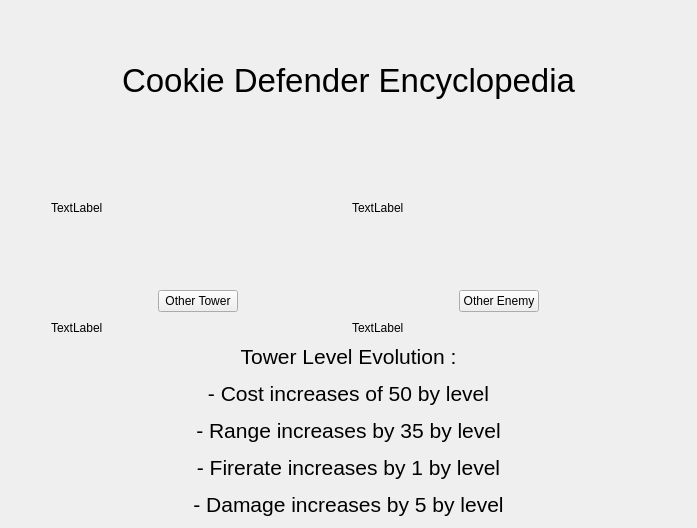
Before: the Qt Designer form cookie_defender/formEncyclo.ui in JorisMonnet/Cookie_Defender, drawn with Qt 5.
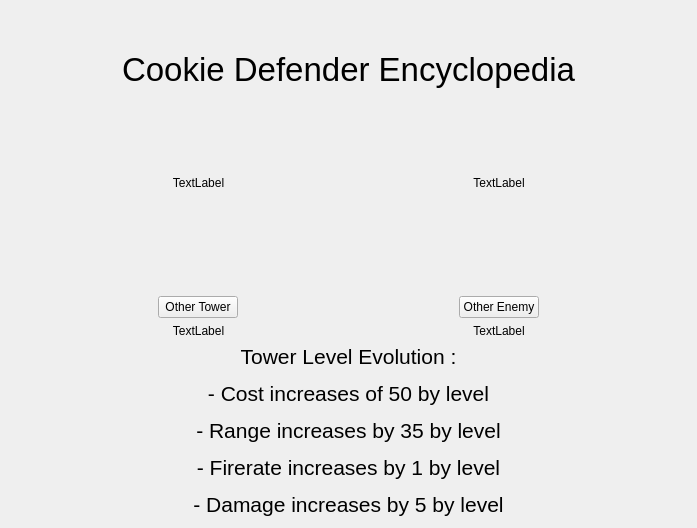
After: the same form once the commit is applied.

Commit message: encyclo functional but encodage issue...

What changed in the file:
```diff
--- a/cookie_defender/formEncyclo.ui
+++ b/cookie_defender/formEncyclo.ui
@@ -65,8 +65,29 @@
          <property name="text">
           <string>TextLabel</string>
          </property>
+         <property name="alignment">
+          <set>Qt::AlignCenter</set>
+         </property>
         </widget>
        </item>
+       <item>
+        <spacer name="verticalSpacer_4">
+         <property name="orientation">
+          <enum>Qt::Vertical</enum>
+         </property>
+         <property name="sizeType">
+          <enum>QSizePolicy::Minimum</enum>
+         </property>
+         <property name="sizeHint" stdset="0">
+          <size>
+           <width>20</width>
+           <height>40</height>
+          </size>
+         </property>
+        </spacer>
+       </item>
+       <item>
+        <layout class="QHBoxLayout" name="horizontalLayout_7">
        <item>
         <widget class="QLabel" name="labelTowerPix">
          <property name="sizePolicy">
@@ -78,7 +99,12 @@
          <property name="text">
           <string/>
          </property>
-        </widget>
+           <property name="alignment">
+            <set>Qt::AlignCenter</set>
+           </property>
+          </widget>
+         </item>
+        </layout>
        </item>
        <item>
         <spacer name="verticalSpacer">
@@ -118,6 +144,9 @@
          <property name="text">
           <string>TextLabel</string>
          </property>
+         <property name="alignment">
+          <set>Qt::AlignCenter</set>
+         </property>
         </widget>
        </item>
       </layout>
@@ -129,8 +158,29 @@
          <property name="text">
           <string>TextLabel</string>
          </property>
+         <property name="alignment">
+          <set>Qt::AlignCenter</set>
+         </property>
         </widget>
        </item>
+       <item>
+        <spacer name="verticalSpacer_5">
+         <property name="orientation">
+          <enum>Qt::Vertical</enum>
+         </property>
+         <property name="sizeType">
+          <enum>QSizePolicy::Minimum</enum>
+         </property>
+         <property name="sizeHint" stdset="0">
+          <size>
+           <width>20</width>
+           <height>40</height>
+          </size>
+         </property>
+        </spacer>
+       </item>
+       <item>
+        <layout class="QHBoxLayout" name="horizontalLayout_8">
        <item>
         <widget class="QLabel" name="labelMonsterPix">
          <property name="sizePolicy">
@@ -142,7 +192,12 @@
          <property name="text">
           <string/>
          </property>
-        </widget>
+           <property name="alignment">
+            <set>Qt::AlignCenter</set>
+           </property>
+          </widget>
+         </item>
+        </layout>
        </item>
        <item>
         <spacer name="verticalSpacer_2">
@@ -182,6 +237,9 @@
          <property name="text">
           <string>TextLabel</string>
          </property>
+         <property name="alignment">
+          <set>Qt::AlignCenter</set>
+         </property>
         </widget>
        </item>
       </layout>
```
Lines whose indentation alone changed are shown as unchanged. The commit also changes 22 other files.
